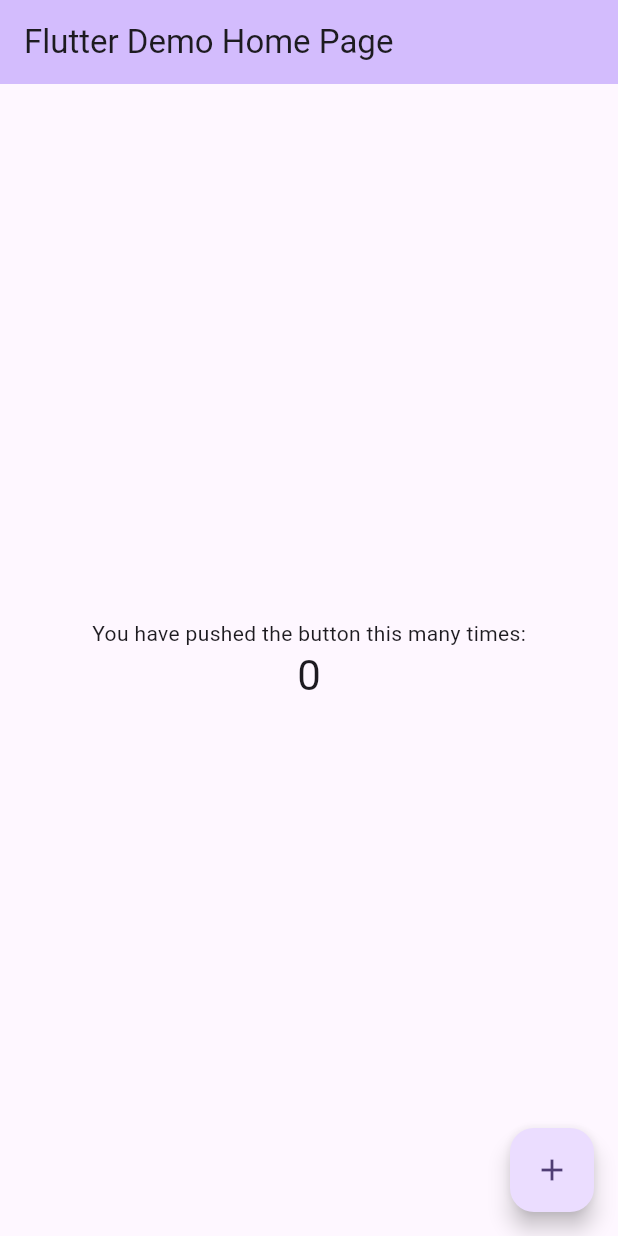
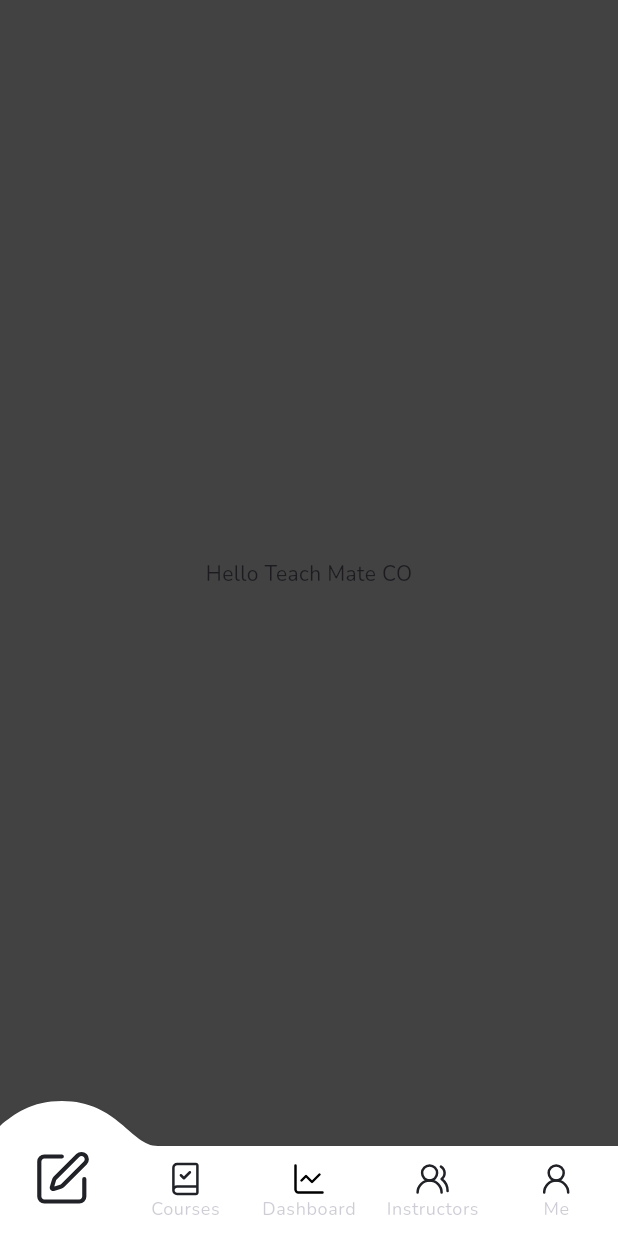
Before and after one commit to bashar-shreif/teach-mate-co, a Flutter app: the screen it shows after launch, on a phone screen of 412 x 824 dp. Run offline on Flutter 3.47's test engine with Material 3 defaults, Android fonts, the light colour scheme and no system bars; drawn by our look-alikes of convex_bottom_bar; our stand-ins replace flutter_svg.

Commit message:
feat(bottom nav bar): adding bottom navigation bar with its dependencies

```diff
--- a/lib/main.dart
+++ b/lib/main.dart
@@ -1,122 +1,6 @@
 import 'package:flutter/material.dart';
+import 'package:teach_mate_co/teachmate_co_app.dart';
 
 void main() {
-  runApp(const MyApp());
+  runApp(const TeachMateCOApp());
 }
-
-class MyApp extends StatelessWidget {
-  const MyApp({super.key});
-
-  // This widget is the root of your application.
-  @override
-  Widget build(BuildContext context) {
-    return MaterialApp(
-      title: 'Flutter Demo',
-      theme: ThemeData(
-        // This is the theme of your application.
-        //
-        // TRY THIS: Try running your application with "flutter run". You'll see
-        // the application has a purple toolbar. Then, without quitting the app,
-        // try changing the seedColor in the colorScheme below to Colors.green
-        // and then invoke "hot reload" (save your changes or press the "hot
-        // reload" button in a Flutter-supported IDE, or press "r" if you used
-        // the command line to start the app).
-        //
-        // Notice that the counter didn't reset back to zero; the application
-        // state is not lost during the reload. To reset the state, use hot
-        // restart instead.
-        //
-        // This works for code too, not just values: Most code changes can be
-        // tested with just a hot reload.
-        colorScheme: .fromSeed(seedColor: Colors.deepPurple),
-      ),
-      home: const MyHomePage(title: 'Flutter Demo Home Page'),
-    );
-  }
-}
-
-class MyHomePage extends StatefulWidget {
-  const MyHomePage({super.key, required this.title});
-
-  // This widget is the home page of your application. It is stateful, meaning
-  // that it has a State object (defined below) that contains fields that affect
-  // how it looks.
-
-  // This class is the configuration for the state. It holds the values (in this
-  // case the title) provided by the parent (in this case the App widget) and
-  // used by the build method of the State. Fields in a Widget subclass are
-  // always marked "final".
-
-  final String title;
-
-  @override
-  State<MyHomePage> createState() => _MyHomePageState();
-}
-
-class _MyHomePageState extends State<MyHomePage> {
-  int _counter = 0;
-
-  void _incrementCounter() {
-    setState(() {
-      // This call to setState tells the Flutter framework that something has
-      // changed in this State, which causes it to rerun the build method below
-      // so that the display can reflect the updated values. If we changed
-      // _counter without calling setState(), then the build method would not be
-      // called again, and so nothing would appear to happen.
-      _counter++;
-    });
-  }
-
-  @override
-  Widget build(BuildContext context) {
-    // This method is rerun every time setState is called, for instance as done
-    // by the _incrementCounter method above.
-    //
-    // The Flutter framework has been optimized to make rerunning build methods
-    // fast, so that you can just rebuild anything that needs updating rather
-    // than having to individually change instances of widgets.
-    return Scaffold(
-      appBar: AppBar(
-        // TRY THIS: Try changing the color here to a specific color (to
-        // Colors.amber, perhaps?) and trigger a hot reload to see the AppBar
-        // change color while the other colors stay the same.
-        backgroundColor: Theme.of(context).colorScheme.inversePrimary,
-        // Here we take the value from the MyHomePage object that was created by
-        // the App.build method, and use it to set our appbar title.
-        title: Text(widget.title),
-      ),
-      body: Center(
-        // Center is a layout widget. It takes a single child and positions it
-        // in the middle of the parent.
-        child: Column(
-          // Column is also a layout widget. It takes a list of children and
-          // arranges them vertically. By default, it sizes itself to fit its
-          // children horizontally, and tries to be as tall as its parent.
-          //
-          // Column has various properties to control how it sizes itself and
-          // how it positions its children. Here we use mainAxisAlignment to
-          // center the children vertically; the main axis here is the vertical
-          // axis because Columns are vertical (the cross axis would be
-          // horizontal).
-          //
-          // TRY THIS: Invoke "debug painting" (choose the "Toggle Debug Paint"
-          // action in the IDE, or press "p" in the console), to see the
-          // wireframe for each widget.
-          mainAxisAlignment: .center,
-          children: [
-            const Text('You have pushed the button this many times:'),
-            Text(
-              '$_counter',
-              style: Theme.of(context).textTheme.headlineMedium,
-            ),
-          ],
-        ),
-      ),
-      floatingActionButton: FloatingActionButton(
-        onPressed: _incrementCounter,
-        tooltip: 'Increment',
-        child: const Icon(Icons.add),
-      ),
-    );
-  }
-}
--- /dev/null
+++ b/lib/teachmate_co_app.dart
@@ -0,0 +1,28 @@
+import 'package:flutter/material.dart';
+import 'package:teach_mate_co/widgets/bottom_bar.dart';
+
+class TeachMateCOApp extends StatefulWidget {
+  const TeachMateCOApp({super.key});
+
+  @override
+  State<TeachMateCOApp> createState() => _TeachMateCOAppState();
+}
+
+class _TeachMateCOAppState extends State<TeachMateCOApp> {
+  @override
+  Widget build(BuildContext context) {
+    return MaterialApp(
+      debugShowCheckedModeBanner: false,
+      title: 'Teach Mate CO',
+      theme: ThemeData(
+        colorScheme: .fromSeed(seedColor: Colors.deepPurple),
+        fontFamily: 'Nunito',
+      ),
+      home: Scaffold(
+        backgroundColor: Colors.grey.shade800,
+        body: Center(child: Text("Hello Teach Mate CO")),
+        bottomNavigationBar: BottomBar(),
+      ),
+    );
+  }
+}
--- /dev/null
+++ b/lib/utilities/constants/colors.dart
@@ -0,0 +1,18 @@
+import 'package:flutter/cupertino.dart';
+
+class HColor {
+  HColor._();
+
+  static final coolGray = Color(0xFF8693AB);
+  static final columbiaBlue = Color(0xFFBDD4E7);
+  static final raisinBlack = Color(0xFF212227);
+  static final dimGray = Color(0xFF637074);
+  static final powderBlue = Color(0xFFAAB9CF);
+  static final white = Color(0xFFFFFFFF);
+  static final black = Color(0xFF000000);
+  static final lightGray = Color(0xFFD5D5D5);
+  static final raisinBlack50 = Color(0x80212227);
+  static final black50 = Color(0x80000000);
+  static final raisinBlack20 = Color(0x33212227);
+  static final dimGray15 = Color(0x26637074);
+}
--- /dev/null
+++ b/lib/widgets/bottom_bar.dart
@@ -0,0 +1,40 @@
+import 'package:flutter/material.dart';
+import 'package:convex_bottom_bar/convex_bottom_bar.dart';
+import 'package:flutter_svg/svg.dart';
+
+class BottomBar extends StatelessWidget {
+  BottomBar({this.onTap, key});
+  final void Function(int)? onTap;
+
+  @override
+  Widget build(BuildContext context) {
+    return ConvexAppBar(
+      initialActiveIndex: 0,
+      style: TabStyle.react,
+      backgroundColor: Colors.white,
+      height: 60 + MediaQuery.of(context).padding.bottom,
+      curveSize: 100,
+      top: -30,
+      color: Color.fromARGB(68, 68, 68, 100),
+      items: [
+        TabItem(
+          icon: SvgPicture.asset('assets/images/tasks.svg'),
+          title: 'Tasks',
+        ),
+        TabItem(
+          icon: SvgPicture.asset('assets/images/courses.svg'),
+          title: 'Courses',
+        ),
+        TabItem(
+          icon: SvgPicture.asset('assets/images/dashboard.svg'),
+          title: 'Dashboard',
+        ),
+        TabItem(
+          icon: SvgPicture.asset('assets/images/instructors.svg'),
+          title: 'Instructors',
+        ),
+        TabItem(icon: SvgPicture.asset('assets/images/me.svg'), title: 'Me'),
+      ],
+    );
+  }
+}
```
Also changed, not shown: pubspec.yaml (+23 -22 lines), assets/fonts/Nunito-Bold.ttf (added), assets/fonts/Nunito-ExtraBold.ttf (added), assets/fonts/Nunito-Medium.ttf (added), assets/fonts/Nunito-Regular.ttf (added), assets/fonts/Nunito-SemiBold.ttf (added), assets/images/courses.svg (added), assets/images/dashboard.png (added), assets/images/dashboard.svg (added), assets/images/instructors.svg (added), assets/images/me.svg (added), assets/images/tasks.svg (added), pubspec.lock.
